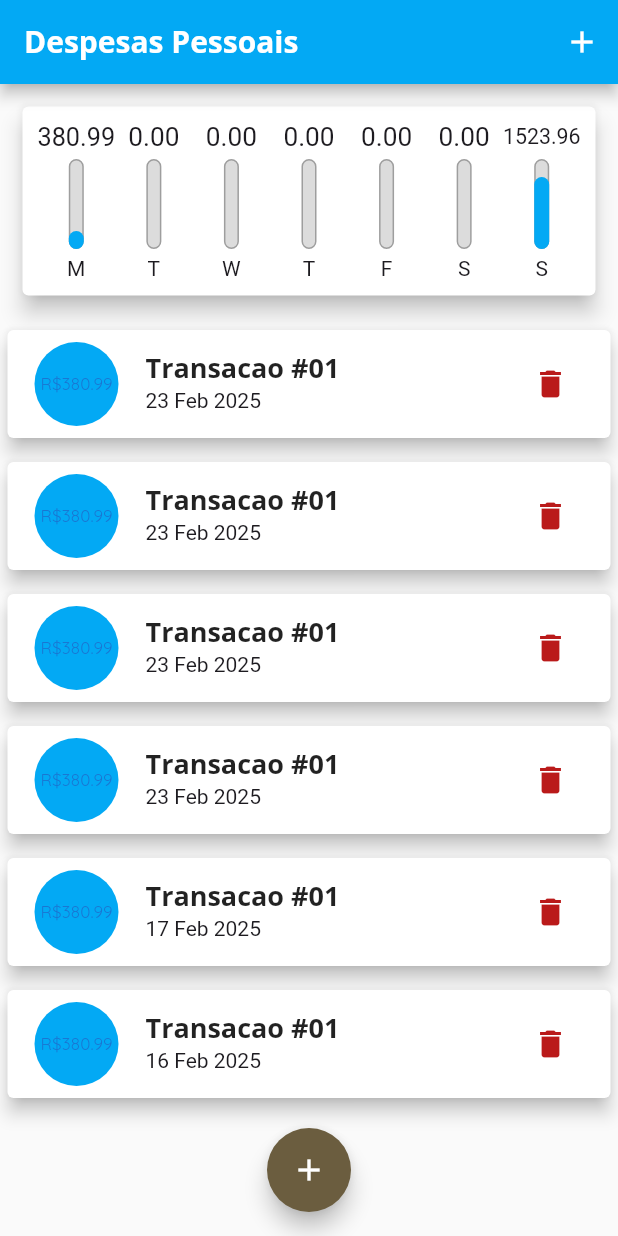
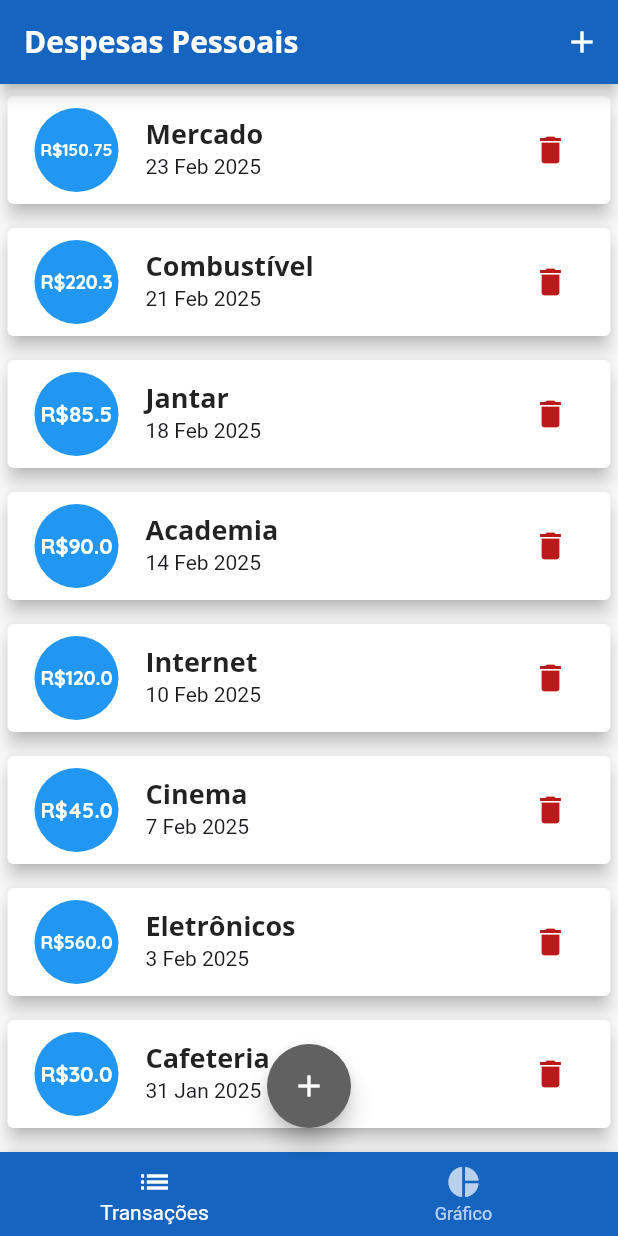
Before and after one commit to Petw143/despesas_pessoais, a Flutter app: the screen it shows after launch, on a phone screen of 412 x 824 dp. Run offline on Flutter 3.47's test engine with Material 3 defaults, Android fonts, the phone set to English and light mode, and no system bars.

Commit message:
projeto pronto

```diff
--- a/lib/components/transaction_list.dart
+++ b/lib/components/transaction_list.dart
@@ -11,9 +11,11 @@ class TransactionList extends StatelessWidget {
   @override
   Widget build(BuildContext context) {
     return Container(
-      height: MediaQuery.of(context).size.height * 0.8,
+      height: MediaQuery.of(context).size.height * 0.9,
       child: transactions.isEmpty
-          ? Column(
+          ? Center(
+            child: Column(
+                mainAxisAlignment: MainAxisAlignment.center,
                 children: <Widget>[
                   SizedBox(height: 20),
                   Text(
@@ -21,7 +23,7 @@ class TransactionList extends StatelessWidget {
                     style: Theme.of(context).textTheme.titleMedium,
                   ),
                   SizedBox(height: 20),
-                Container(
+                  SizedBox(
                     height: 200,
                     child: Image.asset(
                       'assets/images/waiting.png',
@@ -29,6 +31,7 @@ class TransactionList extends StatelessWidget {
                     ),
                   )
                 ],
+              ),
           )
           : ListView.builder(
               itemCount: transactions.length,
@@ -47,7 +50,13 @@ class TransactionList extends StatelessWidget {
                         child: Padding(
                           padding: const EdgeInsets.all(6),
                           child: FittedBox(
-                            child: Text('R\$${tr.value}'),
+                            child: Text(
+                              'R\$${tr.value}',
+                              style: TextStyle(
+                                color: Colors.white,
+                                fontWeight: FontWeight.bold,
+                              ),
+                            ),
                           ),
                         ),
                       ),
--- a/lib/main.dart
+++ b/lib/main.dart
@@ -10,7 +10,6 @@ main() => runApp(ExpensesApp());
 
 class ExpensesApp extends StatelessWidget {
   ExpensesApp({super.key});
-  final ThemeData tema = ThemeData();
 
   @override
   Widget build(BuildContext context) {
@@ -31,13 +30,14 @@ class ExpensesApp extends StatelessWidget {
                 fontWeight: FontWeight.bold,
               ),
             ),
-        appBarTheme: const AppBarTheme(
-          backgroundColor: Colors.lightBlue,
+        appBarTheme: AppBarTheme(
+          backgroundColor: Colors.blue.shade800,
           foregroundColor: Colors.white,
         ),
         colorScheme: ColorScheme.fromSeed(
-          seedColor: Colors.amber,
-          primary: Colors.lightBlue,
+          seedColor: Colors.white,
+          primary: Colors.blue.shade500,
+          secondary: Colors.grey.shade700,
         ),
       ),
     );
@@ -52,44 +52,71 @@ class MyHomePage extends StatefulWidget {
 }
 
 class _MyHomePageState extends State<MyHomePage> {
-  final List<Transaction> _transactions = <Transaction>[
+  final List<Transaction> _transactions = [
+    // Últimos 7 dias
     Transaction(
       id: 't1',
-      title: 'Transacao #01',
-      value: 380.99,
-      date: DateTime.now(),
-    ),
-    Transaction(
-      id: 't6',
-      title: 'Transacao #01',
-      value: 380.99,
-      date: DateTime.now(),
-    ),
-    Transaction(
-      id: 't5',
-      title: 'Transacao #01',
-      value: 380.99,
-      date: DateTime.now(),
-    ),
-    Transaction(
-      id: 't4',
-      title: 'Transacao #01',
-      value: 380.99,
+      title: 'Mercado',
+      value: 150.75,
       date: DateTime.now(),
     ),
     Transaction(
       id: 't2',
-      title: 'Transacao #01',
-      value: 380.99,
-      date: DateTime.now().subtract(Duration(days: 6)),
+      title: 'Combustível',
+      value: 220.30,
+      date: DateTime.now().subtract(Duration(days: 2)),
     ),
     Transaction(
       id: 't3',
-      title: 'Transacao #01',
-      value: 380.99,
-      date: DateTime.now().subtract(Duration(days: 7)),
+      title: 'Jantar',
+      value: 85.50,
+      date: DateTime.now().subtract(Duration(days: 5)),
+    ),
+
+    // Semana 2 (7-14 dias atrás)
+    Transaction(
+      id: 't4',
+      title: 'Academia',
+      value: 90.00,
+      date: DateTime.now().subtract(Duration(days: 9)),
+    ),
+    Transaction(
+      id: 't5',
+      title: 'Internet',
+      value: 120.00,
+      date: DateTime.now().subtract(Duration(days: 13)),
+    ),
+
+    // Semana 3 (14-21 dias atrás)
+    Transaction(
+      id: 't6',
+      title: 'Cinema',
+      value: 45.00,
+      date: DateTime.now().subtract(Duration(days: 16)),
+    ),
+    Transaction(
+      id: 't7',
+      title: 'Eletrônicos',
+      value: 560.00,
+      date: DateTime.now().subtract(Duration(days: 20)),
+    ),
+
+    // Semana 4 (21-28 dias atrás)
+    Transaction(
+      id: 't8',
+      title: 'Cafeteria',
+      value: 30.00,
+      date: DateTime.now().subtract(Duration(days: 23)),
+    ),
+    Transaction(
+      id: 't9',
+      title: 'Aluguel',
+      value: 1500.00,
+      date: DateTime.now().subtract(Duration(days: 27)),
     ),
   ];
+
+  int _selectedIndex = 0; // Controla a aba ativa
 
   List<Transaction> get _recentTransactions {
     return _transactions.where((tr) {
@@ -97,7 +124,13 @@ class _MyHomePageState extends State<MyHomePage> {
     }).toList();
   }
 
-  _addTransaction(String title, double value, DateTime date) {
+  List<Transaction> get _last4WeeksTransactions {
+    return _transactions.where((tr) {
+      return tr.date.isAfter(DateTime.now().subtract(Duration(days: 28)));
+    }).toList();
+  }
+
+  void _addTransaction(String title, double value, DateTime date) {
     final newTransaction = Transaction(
       id: Random().nextDouble().toString(),
       title: title,
@@ -112,13 +145,13 @@ class _MyHomePageState extends State<MyHomePage> {
     Navigator.of(context).pop();
   }
 
-  _removeTransaction(String id) {
+  void _removeTransaction(String id) {
     setState(() {
       _transactions.removeWhere((tr) => tr.id == id);
     });
   }
 
-  _openTransactionFormModal(BuildContext context) {
+  void _openTransactionFormModal(BuildContext context) {
     showModalBottomSheet(
       context: context,
       builder: (_) {
@@ -129,6 +162,11 @@ class _MyHomePageState extends State<MyHomePage> {
 
   @override
   Widget build(BuildContext context) {
+    final List<Widget> _screens = [
+      TransactionList(_transactions, _removeTransaction),
+      Chart(_recentTransactions, _last4WeeksTransactions),
+    ];
+
     return Scaffold(
       appBar: AppBar(
         title: const Text('Despesas Pessoais'),
@@ -139,20 +177,40 @@ class _MyHomePageState extends State<MyHomePage> {
           ),
         ],
       ),
-      body: SingleChildScrollView(
-        child: Column(
-          crossAxisAlignment: CrossAxisAlignment.stretch,
-          children: [
-            Chart(_recentTransactions),
-            TransactionList(_transactions, _removeTransaction),
-          ],
-        ),
+      body: Column(
+        children: [
+          Expanded(
+              child: _screens[
+                  _selectedIndex]), // Alterna entre Chart e TransactionList
+        ],
       ),
       floatingActionButton: FloatingActionButton(
+        backgroundColor: Theme.of(context).colorScheme.secondary,
+        onPressed: () => _openTransactionFormModal(context),
         child: const Icon(Icons.add),
-        onPressed: () => _openTransactionFormModal(context),
       ),
       floatingActionButtonLocation: FloatingActionButtonLocation.centerFloat,
+      bottomNavigationBar: BottomNavigationBar(
+        backgroundColor: Colors.blue.shade800,
+        selectedItemColor: Colors.white,
+        unselectedItemColor: Colors.white70,
+        currentIndex: _selectedIndex,
+        onTap: (index) {
+          setState(() {
+            _selectedIndex = index;
+          });
+        },
+        items: const [
+          BottomNavigationBarItem(
+            icon: Icon(Icons.list),
+            label: 'Transações',
+          ),
+          BottomNavigationBarItem(
+            icon: Icon(Icons.pie_chart),
+            label: 'Gráfico',
+          ),
+        ],
+      ),
     );
   }
 }
```
Also changed, not shown: lib/components/chart.dart (+65 -9 lines). Lines whose indentation alone changed are shown as unchanged.
